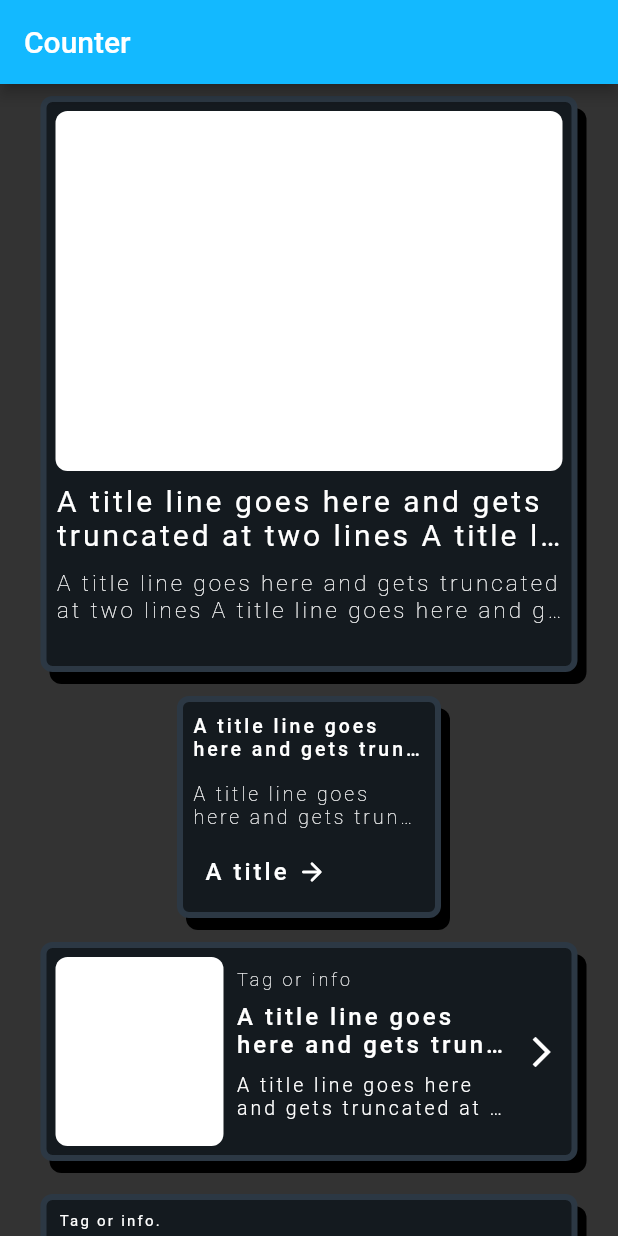
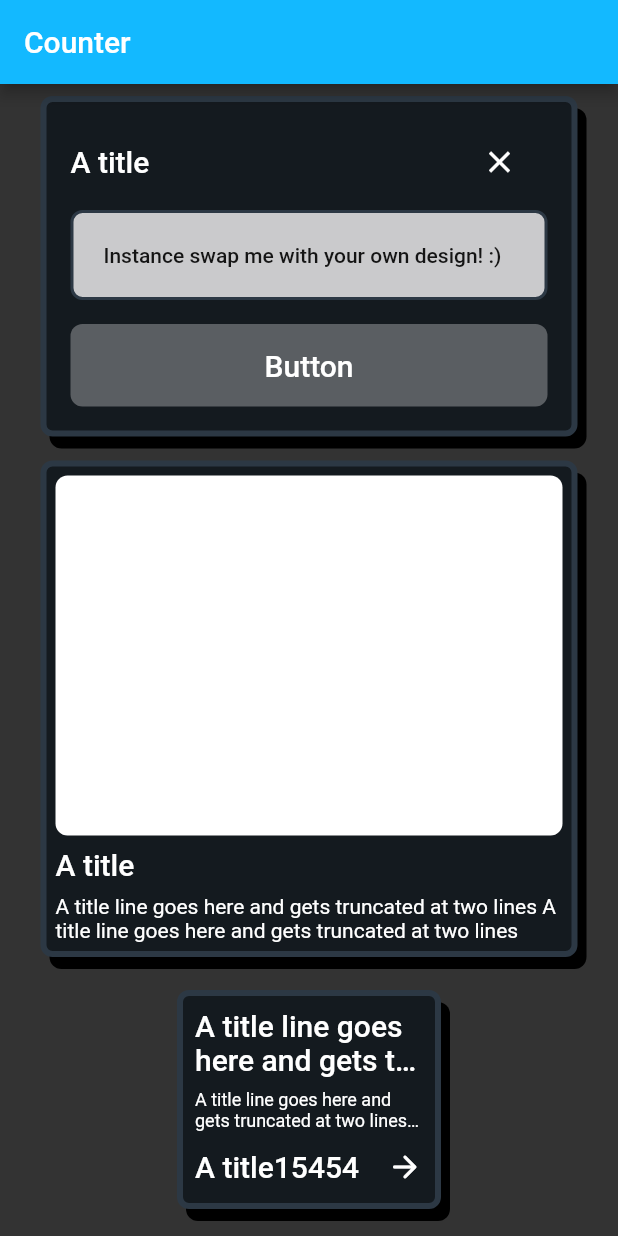
Before and after one commit to Emerson-Mendonca/todo_list_app_monorepo, a Flutter app: the screen it shows after launch, on a phone screen of 412 x 824 dp. Run offline on Flutter 3.47's test engine with Material 2 defaults, Android fonts, the phone set to English and light mode, and no system bars; our stand-ins replace bloc, flutter_bloc, logger; generated files the repository leaves out were written again; Roboto replaces fonts that are missing (Satoshi).

Commit message:
📦 NEW: Ajustando

```diff
--- a/apps/todo_list_app/lib/counter/view/counter_page.dart
+++ b/apps/todo_list_app/lib/counter/view/counter_page.dart
@@ -38,6 +38,7 @@ class Card extends StatelessWidget {
     return SingleChildScrollView(
       child: Column(
         children: const [
+          UiModal(),
           UiVerticalCardLg(),
           UiVerticalCardSm(),
           UiHorizontalCardLg(),
--- a/packages/bk_ui_kit/lib/src/widgets/card/horizontal_card_lg.dart
+++ b/packages/bk_ui_kit/lib/src/widgets/card/horizontal_card_lg.dart
@@ -42,71 +42,61 @@ class _UiHorizontalCardLgState extends State<UiHorizontalCardLg> {
                 borderRadius: BorderRadius.all(Radius.circular(8)),
               ),
             ),
-            Padding(
+            Container(
               padding: const EdgeInsets.all(8),
               child: Column(
-                children: const [
-                  Padding(
-                    padding: EdgeInsets.only(bottom: 8),
-                    child: SizedBox(
+                children: [
+                  Container(
                     width: 182,
-                      height: 14,
+                    padding: const EdgeInsets.only(bottom: 8),
                     child: Text(
-                        'Tag or info',
+                      'Tag or info Tag or infoTag or infoTag or infoTag or info',
                       overflow: TextOverflow.ellipsis,
-                        style: TextStyle(
+                      style: Theme.of(context).textTheme.labelSmall!.merge(
+                            const TextStyle(
+                              color: Colors.white,
                               overflow: TextOverflow.ellipsis,
-                          fontFamily: 'Satoshi',
-                          fontSize: 12,
-                          fontWeight: FontWeight.w200,
-                          color: Colors.white,
-                          letterSpacing: 2,
                             ),
                           ),
                     ),
                   ),
-                  Padding(
-                    padding: EdgeInsets.only(bottom: 8),
-                    child: SizedBox(
+                  Container(
                     width: 182,
-                      height: 40,
+                    padding: const EdgeInsets.only(bottom: 8),
+                    alignment: Alignment.center,
                     child: Text(
                       'A title line goes here and gets truncated at two lines A title line goes here and gets truncated at two lines',
                       maxLines: 2,
-                        style: TextStyle(
+                      style: Theme.of(context).textTheme.titleLarge!.merge(
+                            const TextStyle(
+                              color: Colors.white,
                               overflow: TextOverflow.ellipsis,
-                          fontFamily: 'Satoshi',
-                          fontSize: 16,
-                          fontWeight: FontWeight.w500,
-                          color: Colors.white,
-                          letterSpacing: 2,
                             ),
                           ),
                     ),
                   ),
-                  SizedBox(
+                  Container(
                     width: 182,
-                    height: 40,
+                    padding: const EdgeInsets.only(bottom: 8),
                     child: Text(
                       'A title line goes here and gets truncated at two lines A title line goes here and gets truncated at two lines',
                       overflow: TextOverflow.ellipsis,
                       maxLines: 2,
-                      style: TextStyle(
+                      style: Theme.of(context).textTheme.labelMedium!.merge(
+                            const TextStyle(
+                              color: Colors.white,
                               overflow: TextOverflow.ellipsis,
-                        fontFamily: 'Satoshi',
-                        fontSize: 13,
-                        fontWeight: FontWeight.w300,
-                        color: Colors.white,
-                        letterSpacing: 2,
+                            ),
                           ),
                     ),
                   ),
                 ],
               ),
             ),
-            const SizedBox(
+            Container(
               width: 28,
-              child: Align(
+              padding: const EdgeInsets.only(bottom: 8),
+              child: const Align(
                 child: Icon(Icons.arrow_forward_ios, color: Colors.white),
               ),
             ),
--- a/packages/bk_ui_kit/lib/src/widgets/card/horizontal_card_sm.dart
+++ b/packages/bk_ui_kit/lib/src/widgets/card/horizontal_card_sm.dart
@@ -38,11 +38,9 @@ class _UiHorizontalCardSmState extends State<UiHorizontalCardSm> {
               padding: const EdgeInsets.all(8),
               child: Column(
                 children: [
-                  Padding(
+                  Container(
+                    width: 302,
                     padding: const EdgeInsets.only(bottom: 8),
-                    child: SizedBox(
-                      width: 302,
-                      height: 14,
                     child: Text(
                       'Tag or info.',
                       overflow: TextOverflow.ellipsis,
@@ -54,12 +52,9 @@ class _UiHorizontalCardSmState extends State<UiHorizontalCardSm> {
                           ),
                     ),
                   ),
-                  ),
-                  Padding(
+                  Container(
+                    width: 302,
                     padding: const EdgeInsets.only(bottom: 8),
-                    child: SizedBox(
-                      width: 302,
-                      height: 44,
                     child: Text(
                       'A title line goes here and gets truncated at two lines A title line goes here and gets truncated at two lines',
                       maxLines: 2,
@@ -71,12 +66,9 @@ class _UiHorizontalCardSmState extends State<UiHorizontalCardSm> {
                           ),
                     ),
                   ),
-                  ),
-                  Padding(
+                  Container(
+                    width: 302,
                     padding: const EdgeInsets.only(bottom: 8),
-                    child: SizedBox(
-                      width: 302,
-                      height: 40,
                     child: Text(
                       'A title line goes here and gets truncated at two lines A title line goes here and gets truncated at two lines',
                       maxLines: 2,
@@ -88,13 +80,13 @@ class _UiHorizontalCardSmState extends State<UiHorizontalCardSm> {
                           ),
                     ),
                   ),
-                  ),
                 ],
               ),
             ),
-            const SizedBox(
+            Container(
               width: 28,
-              child: Align(
+              padding: const EdgeInsets.only(bottom: 8),
+              child: const Align(
                 child: Icon(Icons.arrow_forward_ios, color: Colors.white),
               ),
             ),
--- a/packages/bk_ui_kit/lib/src/widgets/card/vertical_card_lg.dart
+++ b/packages/bk_ui_kit/lib/src/widgets/card/vertical_card_lg.dart
@@ -14,7 +14,12 @@ class _UiVerticalCardLgState extends State<UiVerticalCardLg> {
   Widget build(BuildContext context) {
     return Padding(
       padding: const EdgeInsets.all(8),
+      child: IntrinsicHeight(
         child: Container(
+          constraints: const BoxConstraints(
+            maxHeight: 384,
+            maxWidth: 358,
+          ),
           padding: const EdgeInsets.only(
             left: 6,
             top: 6,
@@ -22,8 +27,6 @@ class _UiVerticalCardLgState extends State<UiVerticalCardLg> {
             bottom: 6,
           ),
           alignment: Alignment.topCenter,
-        width: 358,
-        height: 384,
           decoration: BoxDecoration(
             border: Border.all(
               width: 4,
@@ -47,40 +50,29 @@ class _UiVerticalCardLgState extends State<UiVerticalCardLg> {
                   borderRadius: BorderRadius.all(Radius.circular(8)),
                 ),
               ),
-            const Padding(
-              padding: EdgeInsets.only(top: 8, bottom: 8),
-              child: SizedBox(
+              Container(
                 width: 358,
-                height: 42,
+                padding: const EdgeInsets.only(top: 8, bottom: 8),
                 child: Text(
-                  'A title line goes here and gets truncated at two lines A title line goes here and gets truncated at two lines',
-                  maxLines: 2,
-                  style: TextStyle(
+                  'A title ',
+                  maxLines: 3,
+                  style: Theme.of(context).textTheme.titleLarge!.merge(
+                        const TextStyle(
+                          color: Colors.white,
                           overflow: TextOverflow.ellipsis,
-                    fontFamily: 'Satoshi',
-                    fontSize: 20,
-                    fontWeight: FontWeight.w400,
-                    color: Colors.white,
-                    letterSpacing: 2,
                         ),
                       ),
                 ),
               ),
-            const Padding(
-              padding: EdgeInsets.only(top: 8, bottom: 8),
-              child: SizedBox(
+              SizedBox(
                 width: 358,
-                height: 42,
                 child: Text(
                   'A title line goes here and gets truncated at two lines A title line goes here and gets truncated at two lines',
                   maxLines: 2,
-                  style: TextStyle(
+                  style: Theme.of(context).textTheme.bodyMedium!.merge(
+                        const TextStyle(
+                          color: Colors.white,
                           overflow: TextOverflow.ellipsis,
-                    fontFamily: 'Satoshi',
-                    fontSize: 15,
-                    fontWeight: FontWeight.w200,
-                    color: Colors.white,
-                    letterSpacing: 2,
                         ),
                       ),
                 ),
@@ -88,6 +80,7 @@ class _UiVerticalCardLgState extends State<UiVerticalCardLg> {
             ],
           ),
         ),
+      ),
     );
   }
 }
--- a/packages/bk_ui_kit/lib/src/widgets/card/vertical_card_sm.dart
+++ b/packages/bk_ui_kit/lib/src/widgets/card/vertical_card_sm.dart
@@ -15,15 +15,12 @@ class _UiVerticalCardSmState extends State<UiVerticalCardSm> {
     return Padding(
       padding: const EdgeInsets.all(8),
       child: Container(
-        padding: const EdgeInsets.only(
-          left: 6,
-          top: 6,
-          right: 6,
-          bottom: 6,
+        margin: const EdgeInsets.all(
+          6,
         ),
-        alignment: Alignment.centerLeft,
+        alignment: Alignment.center,
         width: 176,
-        height: 148,
+        height: 146,
         decoration: BoxDecoration(
           border: Border.all(
             width: 4,
@@ -40,67 +37,60 @@ class _UiVerticalCardSmState extends State<UiVerticalCardSm> {
         child: Column(
           mainAxisAlignment: MainAxisAlignment.spaceAround,
           children: [
-            const SizedBox(
+            Container(
               width: 152,
-              height: 40,
+              padding: const EdgeInsets.only(top: 8, bottom: 8),
               child: Text(
                 'A title line goes here and gets truncated at two lines A title line goes here and gets truncated at two lines',
                 maxLines: 2,
-                style: TextStyle(
+                style: Theme.of(context).textTheme.titleLarge!.merge(
+                      const TextStyle(
+                        color: Colors.white,
                         overflow: TextOverflow.ellipsis,
-                  fontFamily: 'Satoshi',
-                  fontSize: 13,
-                  fontWeight: FontWeight.w500,
-                  color: Colors.white,
-                  letterSpacing: 2,
                       ),
-              ),
-            ),
-            const SizedBox(
-              width: 152,
-              height: 36,
-              child: Text(
-                'A title line goes here and gets truncated at two lines A title line goes here and gets truncated at two lines',
-                maxLines: 2,
-                style: TextStyle(
-                  overflow: TextOverflow.ellipsis,
-                  fontFamily: 'Satoshi',
-                  fontSize: 13,
-                  fontWeight: FontWeight.w200,
-                  color: Colors.white,
-                  letterSpacing: 2,
                     ),
               ),
             ),
             SizedBox(
               width: 152,
-              height: 36,
-              child: TextButton(
-                onPressed: () {},
-                child: Align(
-                  alignment: Alignment.centerLeft,
-                  child: Row(
-                    children: const [
-                      Text(
-                        'A title ',
-                        maxLines: 1,
-                        style: TextStyle(
+              child: Text(
+                'A title line goes here and gets truncated at two lines A title line goes here and gets truncated at two lines',
                 overflow: TextOverflow.ellipsis,
-                          fontFamily: 'Satoshi',
-                          fontSize: 16,
-                          fontWeight: FontWeight.w500,
+                maxLines: 2,
+                style: Theme.of(context).textTheme.labelMedium!.merge(
+                      const TextStyle(
                         color: Colors.white,
-                          letterSpacing: 2,
+                        overflow: TextOverflow.ellipsis,
                       ),
                     ),
-                      Icon(
-                        size: 20,
+              ),
+            ),
+            TextButton(
+              onPressed: () {},
+              child: Row(
+                mainAxisAlignment: MainAxisAlignment.spaceBetween,
+                crossAxisAlignment: CrossAxisAlignment.start,
+                children: [
+                  SizedBox(
+                    width: 112,
+                    child: Text(
+                      'A title1545454564564dddd',
+                      maxLines: 1,
+                      style: Theme.of(context).textTheme.titleLarge!.merge(
+                            const TextStyle(
+                              color: Colors.white,
+                              overflow: TextOverflow.clip,
+                            ),
+                          ),
+                    ),
+                  ),
+                  const Icon(
+                    size: 24,
                     Icons.arrow_forward_rounded,
                     color: Colors.white,
                   )
                 ],
-                  ),
-                ),
+
               ),
             ),
           ],
--- a/packages/bk_ui_kit/lib/src/widgets/widgets.dart
+++ b/packages/bk_ui_kit/lib/src/widgets/widgets.dart
@@ -1,4 +1,5 @@
 export './card/horizontal_card_lg.dart';
 export './card/horizontal_card_sm.dart';
+export './card/modal.dart';
 export 'card/vertical_card_lg.dart';
 export 'card/vertical_card_sm.dart';
```
Lines whose indentation alone changed are shown as unchanged.
